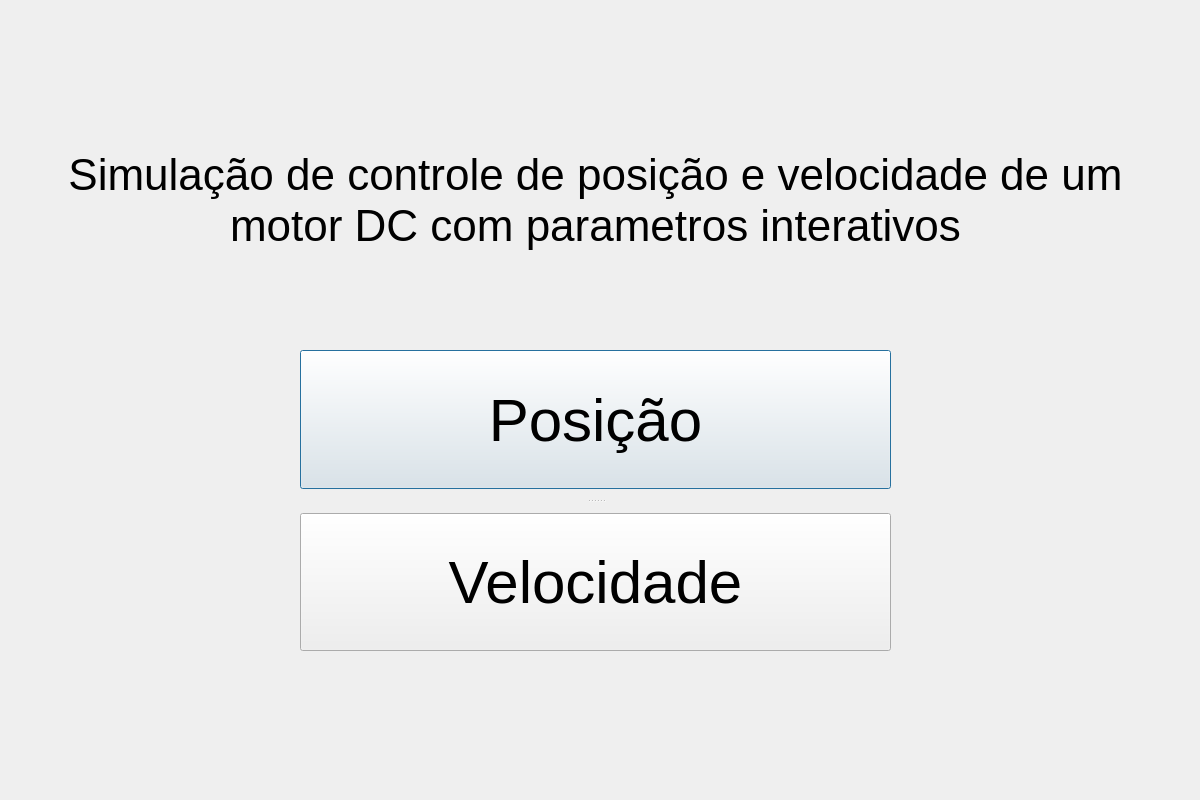
Before: the Qt Designer form windows/menu.ui in lgalvani007/ProjetoSemestral, drawn with Qt 5.
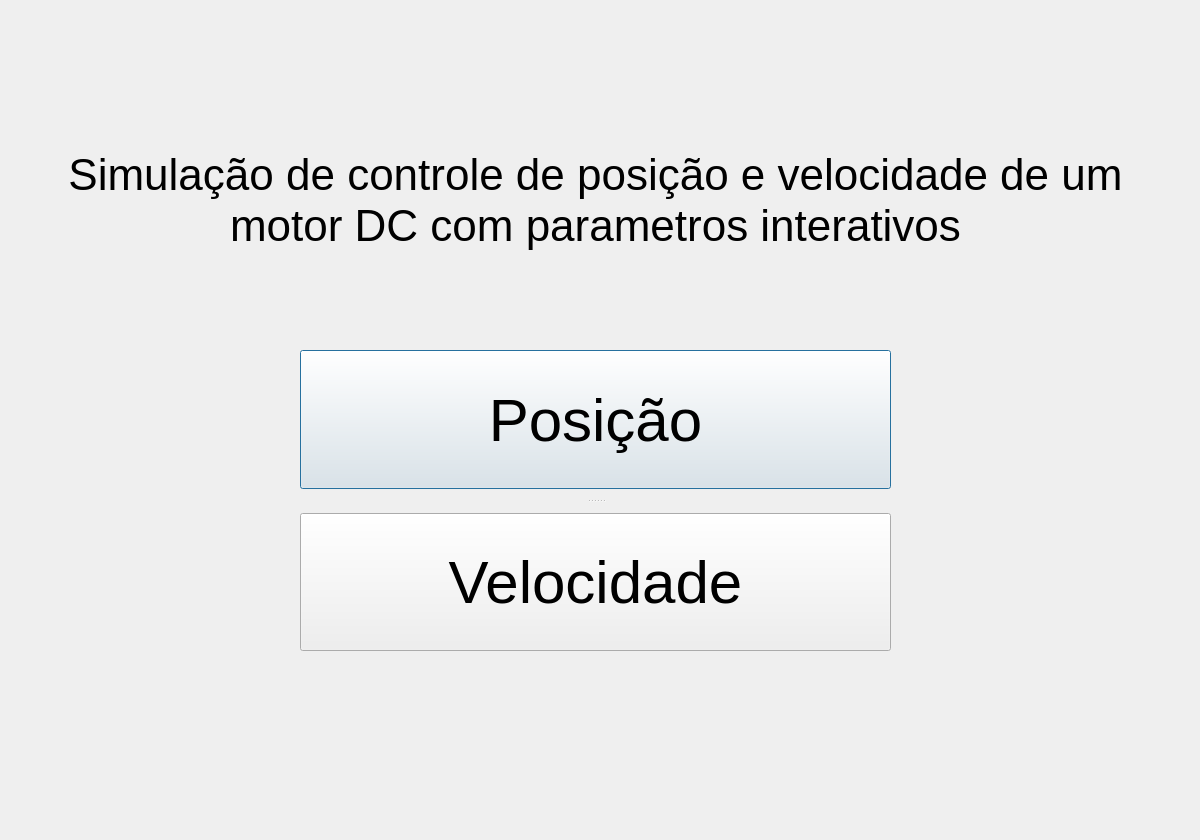
After: the same form once the commit is applied.

```diff
--- a/windows/menu.ui
+++ b/windows/menu.ui
@@ -7,7 +7,7 @@
     <x>0</x>
     <y>0</y>
     <width>1200</width>
-    <height>800</height>
+    <height>840</height>
    </rect>
   </property>
   <property name="windowTitle">
```
